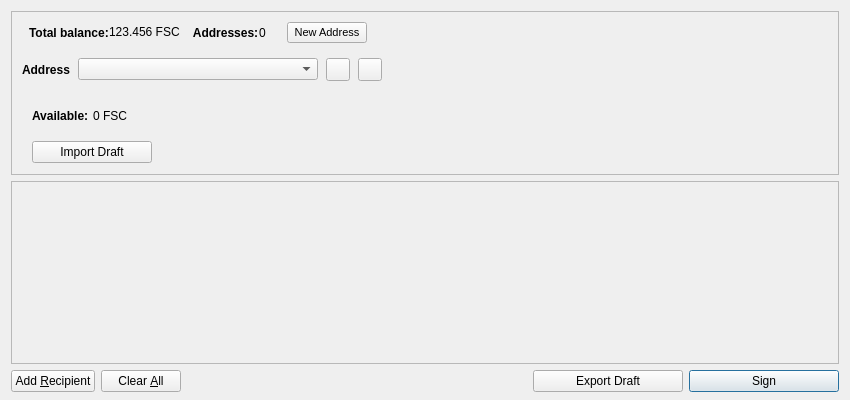
This is src/qt/forms/multisigdialog.ui in 60E/naocanfen as Qt 5 draws it before an edit. The edited form follows.
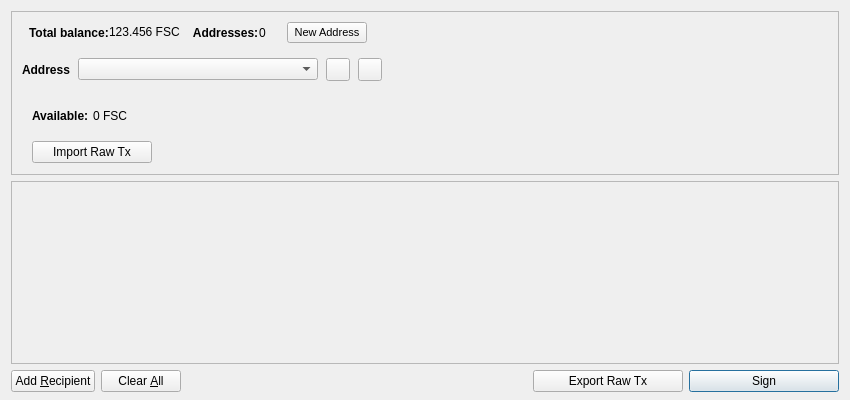
This is the edited form. Icons and pictures are not drawn.

Commit message: export import MultiSig address

What changed in the file:
```diff
--- a/src/qt/forms/multisigdialog.ui
+++ b/src/qt/forms/multisigdialog.ui
@@ -360,7 +360,7 @@
                   <string>Import draft transaction with other's signature</string>
                  </property>
                  <property name="text">
-                  <string>Import Draft</string>
+                  <string>Import Raw Tx</string>
                  </property>
                  <property name="icon">
                   <iconset resource="../bitcoin.qrc">
@@ -572,7 +572,7 @@
         <string>Export draft transaction with my signature</string>
        </property>
        <property name="text">
-        <string>Export Draft</string>
+        <string>Export Raw Tx</string>
        </property>
        <property name="icon">
         <iconset resource="../bitcoin.qrc">
```
The commit also changes 4 other files.
